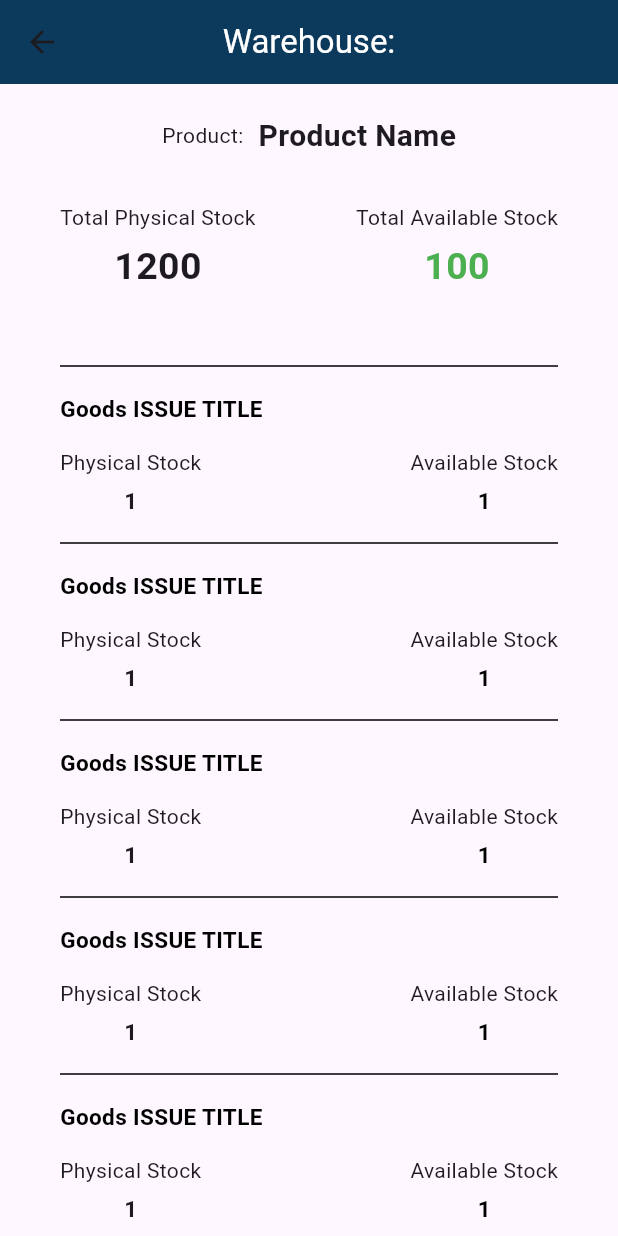
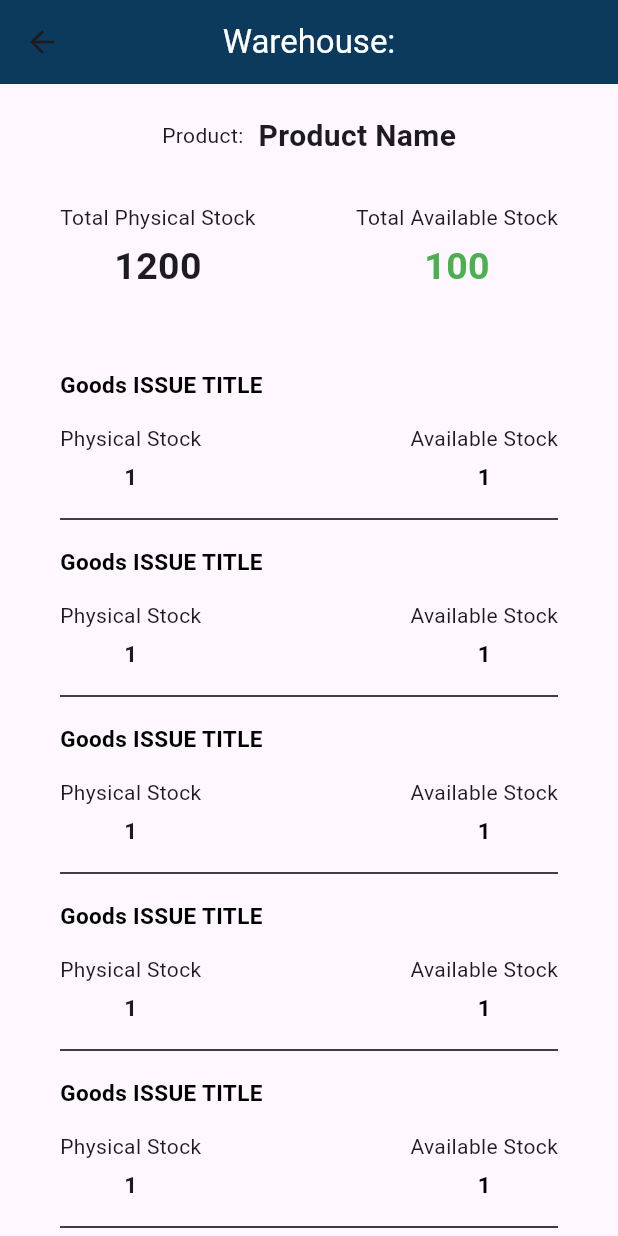
Before and after one commit to madhu209/onpremewm, a Flutter app: the InventoryStockListView screen opened directly, on a phone screen of 412 x 824 dp. Run offline on Flutter 3.47's test engine with Material 3 defaults, Android fonts, the phone set to English and light mode, and no system bars.

Commit message:
warehouse list screen design completed

```diff
--- a/lib/mainviews/inventorystocks.dart
+++ b/lib/mainviews/inventorystocks.dart
@@ -31,36 +31,16 @@ class InventoryStockListViewState extends State<InventoryStockListView> {
             totalStockInfo(true, 'Total Physical Stock', '1200',
                 'Total Available Stock', '100'),
             const SizedBox(height: 40),
-              const Divider(
-                color: Colors.black,
+            Expanded(
+              child: ListView.builder(
+                itemCount: 20,
+                itemBuilder: (context, index) {
+                  return cardStockInfo();
+                },
               ),
-              SingleChildScrollView(
-                child: Column(
-                  children: List.generate(20, (index) {
-                    return Column(
-                      crossAxisAlignment: CrossAxisAlignment.start,
-                      children: [
-                        const SizedBox(height: 10),
-                        const Text(
-                          'Goods ISSUE TITLE',
-                          style: TextStyle(
-                              color: Colors.black,
-                              fontSize: 15,
-                              fontWeight: FontWeight.bold),
-                        ),
-                        const SizedBox(height: 15),
-                        totalStockInfo(false, 'Physical Stock', '1',
-                            'Available Stock', '1'),
-                        const SizedBox(height: 10),
-                        const Divider(
-                          color: Colors.black,
             )
           ],
-                    );
-                  }),
         ),
-              )
-            ]),
       ),
     );
   }
@@ -115,4 +95,24 @@ class InventoryStockListViewState extends State<InventoryStockListView> {
       ],
     );
   }
+
+  Widget cardStockInfo() {
+    return Column(
+      crossAxisAlignment: CrossAxisAlignment.start,
+      children: [
+        const SizedBox(height: 10),
+        const Text(
+          'Goods ISSUE TITLE',
+          style: TextStyle(
+              color: Colors.black, fontSize: 15, fontWeight: FontWeight.bold),
+        ),
+        const SizedBox(height: 15),
+        totalStockInfo(false, 'Physical Stock', '1', 'Available Stock', '1'),
+        const SizedBox(height: 10),
+        const Divider(
+          color: Colors.black,
+        )
+      ],
+    );
   }
+}
--- a/lib/network/loginnetworkcontroller.dart
+++ b/lib/network/loginnetworkcontroller.dart
@@ -8,7 +8,7 @@ class LoginNetworkController {
           Endpoints.baseUrl,
           Endpoints.login,
           HTTPMethod.get,
-          NetworkController().headers(),
+          NetworkController().headers('', ''),
           requestBody, {});
     } catch (error) {
       throw error.toString();
--- a/lib/network/networkcontroller.dart
+++ b/lib/network/networkcontroller.dart
@@ -51,7 +51,7 @@ class NetworkController {
 
   // Map<String, String> get headers => {"Authorization": ""};
 
-  Map<String, String> headers() {
+  Map<String, String> headers(String email, String password) {
     String credentials = "$email:$password";
     Codec<String, String> stringToBase64 = utf8.fuse(base64);
     return {
```
Also changed, not shown: lib/mainviews/loginview.dart (+26 -6 lines), lib/mainviews/updatewarehouse.dart (+12 -1 lines), lib/mainviews/warehouselist.dart (added, +44 -0 lines), lib/network/models/responselogin.dart (added, +37 -0 lines). Lines whose indentation alone changed are shown as unchanged.
